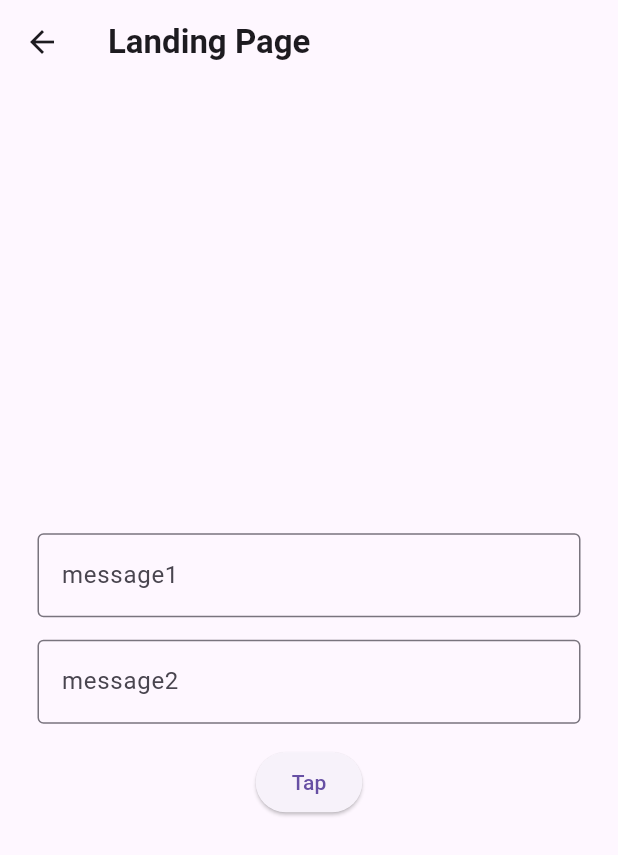
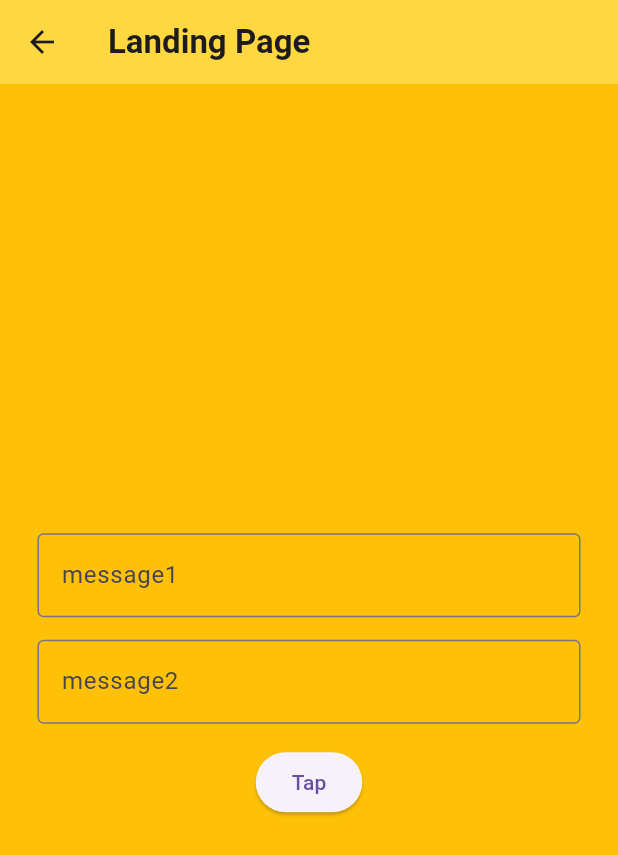
Before and after one commit to Odhi-ambo/flutter-widgets-102, a Flutter app: the TodoPage screen opened directly, on a phone screen of 412 x 824 dp. Shown: the top 855 px of the screen. Run offline on Flutter 3.47's test engine with Material 3 defaults, Android fonts, the phone set to English and light mode, and no system bars.

Commit message:
final commit

```diff
--- a/lib/pages/todo_page.dart
+++ b/lib/pages/todo_page.dart
@@ -23,11 +23,13 @@ class _TodoPageState extends State<TodoPage> {
   @override
   Widget build(BuildContext context) {
     return Scaffold(
+        backgroundColor: Colors.amber,
         appBar: AppBar(
+            backgroundColor: Colors.amberAccent,
             title: Text(
-          'Landing Page',
-          style: TextStyle(fontWeight: FontWeight.bold),
-        )),
+              'Landing Page',
+              style: TextStyle(fontWeight: FontWeight.bold),
+            )),
         body: Center(
           child: Padding(
             padding: const EdgeInsets.all(25.0),
```
